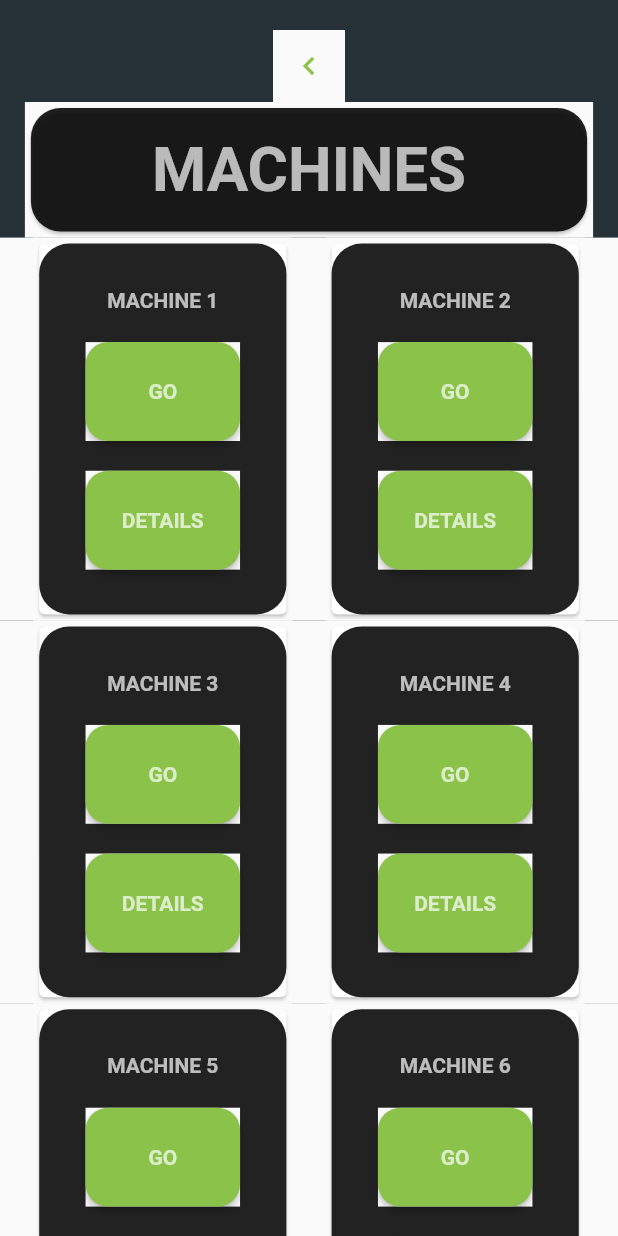
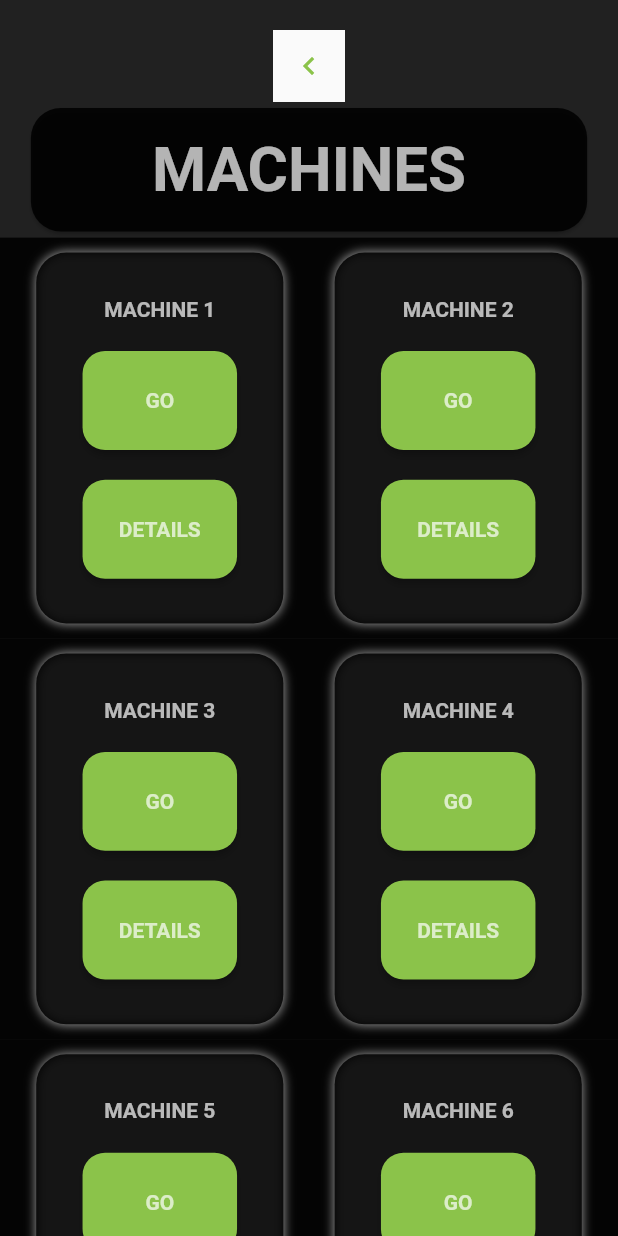
Before and after one commit to krishnasd1007/machines, a Flutter app: the screen it shows after launch, on a phone screen of 412 x 824 dp. Run offline on Flutter 3.47's test engine with Material 2 defaults, Android fonts, the phone set to English and light mode, and no system bars.

Commit message:
experimental page update

```diff
--- /dev/null
+++ b/lib/exp.dart
@@ -0,0 +1,174 @@
+import 'package:flutter/cupertino.dart';
+import 'package:flutter/material.dart';
+
+
+class Machines extends StatefulWidget {
+  @override
+  _MachinesState createState() => _MachinesState();
+}
+
+class _MachinesState extends State<Machines> {
+  @override
+  Widget build(BuildContext context) {
+    return MaterialApp(
+      home: MachinesPage(),
+    );
+  }
+}
+
+class MachinesPage extends StatefulWidget {
+  @override
+  _MachinesPageState createState() => _MachinesPageState();
+}
+
+class _MachinesPageState extends State<MachinesPage> {
+
+  var hl,hrp,wrp,hrl,wrl,ht,wt,hp,wp;
+
+  Widget button() {
+    return Material(
+      child: IconButton(
+        icon: Icon(Icons.keyboard_arrow_left),
+        color: Colors.lightGreen,
+        splashColor: Colors.red,
+        padding: EdgeInsets.all(10),
+        onPressed: () {},
+      ),
+    );
+  }
+
+  Widget raisebutton(st,hr,wr) {
+    return Container(
+        height: hr,
+        width: wr,
+        decoration: BoxDecoration(
+          borderRadius: BorderRadius.all(Radius.circular(15.0)),
+        ),
+        child: RaisedButton(
+          onPressed: () {},
+          child: Text(st, style: TextStyle(
+            color: Colors.white70,
+            fontWeight: FontWeight.bold,
+          ),),
+          color: Colors.lightGreen,
+          shape: RoundedRectangleBorder(
+            borderRadius: BorderRadius.all(Radius.circular(15.0)),
+          ),
+        ),
+    );
+  }
+
+  Widget machine(s,h,w,hr,wr) {
+    // return
+    // Material(
+      // child: Card(
+        return Container(
+          padding: EdgeInsets.all(10.0),
+          margin: EdgeInsets.all(10.0),
+          height: h,
+          width: w,
+          decoration: BoxDecoration(
+            borderRadius: BorderRadius.all(Radius.circular(20.0)),
+            color: Colors.black87,
+            boxShadow: [BoxShadow(color: Colors.grey,blurRadius: 5.0,),]
+          ),
+          child: Column(
+            mainAxisAlignment: MainAxisAlignment.spaceEvenly,
+            children: <Widget>[
+              Text(s, style: TextStyle(
+                color: Colors.white70,
+                fontWeight: FontWeight.bold,
+              ),),
+              raisebutton('GO',hr,wr),
+              raisebutton('DETAILS',hr,wr),
+            ],
+          ),
+        // ),
+      // ),
+    );
+  }
+
+  Widget row(m1,m2,h,hr,wr) {
+    return Material(
+      color: Colors.black87,
+      child: Row(
+        mainAxisAlignment: MainAxisAlignment.spaceEvenly,
+        children: <Widget>[
+          machine(m1,h,wp,hr,wr),
+          machine(m2,h,wp,hr,wr),
+        ],
+      ),
+    );
+  }
+
+  Widget appbar(ha,wa) {
+    return Container(
+      child: Card(
+        color: Colors.black87,
+        shape: RoundedRectangleBorder(
+          borderRadius: BorderRadius.all(Radius.circular(20.0))
+        ),
+        child: Container(
+          height: ha,
+          width: wa,
+          child: Center(child: Text('MACHINES', style: TextStyle(
+              color: Colors.white70, fontWeight: FontWeight.bold,fontSize: ht*0.05))),
+        ),
+      ),
+    );
+  }
+
+  Widget portrait(h,ha,wa,hr,wr) {
+    return Material(
+      child: Container(
+        height: ht,
+        width: wt,
+        color: Colors.black87,
+        child: SingleChildScrollView(
+          child: Column(
+            mainAxisAlignment: MainAxisAlignment.spaceEvenly,
+            children: <Widget>[
+              Padding(padding: EdgeInsets.all(10)),
+              button(),
+              appbar(ha, wa),
+              row('MACHINE 1', 'MACHINE 2', h,hr,wr),
+              row('MACHINE 3', 'MACHINE 4', h,hr,wr),
+              row('MACHINE 5', 'MACHINE 6', h,hr,wr),
+              row('MACHINE 7', 'MACHINE 8', h,hr,wr),
+            ],
+          ),
+        ),
+      )
+    );
+  }
+
+  Widget landscape() {
+    return Material(
+      child: portrait(hl,ht*0.2,wt*0.9,hrl,wrl),
+    );
+  }
+
+  @override
+  Widget build(BuildContext context) {
+     ht = MediaQuery.of(context).size.height;
+     wt = MediaQuery.of(context).size.width;
+     hp = 0.3*ht;
+     wp = 0.4*wt;
+     hl = 0.6*ht;
+     hrp = 0.08*ht;
+     wrp = 0.25*wt;
+     hrl = 0.16*ht;
+     wrl = 0.25*wt;
+    return MaterialApp(
+      home: OrientationBuilder(
+        builder: (context,orientation) {
+          if (orientation == Orientation.portrait){
+            return portrait(hp,ht*0.1,wt*0.9,hrp,wrp);
+          }else{
+            return landscape();
+          }
+        },
+      ),
+    );
+  }
+}
--- a/lib/main.dart
+++ b/lib/main.dart
@@ -1,175 +1,176 @@
 import 'package:flutter/cupertino.dart';
 import 'package:flutter/material.dart';
+import 'exp.dart';
 
 void main() {
   runApp(Machines());
 }
 
-class Machines extends StatefulWidget {
-  @override
-  _MachinesState createState() => _MachinesState();
-}
+// class Machines extends StatefulWidget {
+//   @override
+//   _MachinesState createState() => _MachinesState();
+// }
 
-class _MachinesState extends State<Machines> {
-  @override
-  Widget build(BuildContext context) {
-    return MaterialApp(
-      home: MachinesPage(),
-    );
-  }
-}
+// class _MachinesState extends State<Machines> {
+//   @override
+//   Widget build(BuildContext context) {
+//     return MaterialApp(
+//       home: MachinesPage(),
+//     );
+//   }
+// }
 
-class MachinesPage extends StatefulWidget {
-  @override
-  _MachinesPageState createState() => _MachinesPageState();
-}
+// class MachinesPage extends StatefulWidget {
+//   @override
+//   _MachinesPageState createState() => _MachinesPageState();
+// }
 
-class _MachinesPageState extends State<MachinesPage> {
+// class _MachinesPageState extends State<MachinesPage> {
 
-  var hl,hrp,wrp,hrl,wrl,ht,wt,hp,wp;
+//   var hl,hrp,wrp,hrl,wrl,ht,wt,hp,wp;
 
-  Widget button() {
-    return Material(
-      child: IconButton(
-        icon: Icon(Icons.keyboard_arrow_left),
-        color: Colors.lightGreen,
-        splashColor: Colors.red,
-        padding: EdgeInsets.all(10),
-        onPressed: () {},
-      ),
-    );
-  }
+//   Widget button() {
+//     return Material(
+//       child: IconButton(
+//         icon: Icon(Icons.keyboard_arrow_left),
+//         color: Colors.lightGreen,
+//         splashColor: Colors.red,
+//         padding: EdgeInsets.all(10),
+//         onPressed: () {},
+//       ),
+//     );
+//   }
 
-  Widget raisebutton(st,hr,wr) {
-    return Material(
-      child: Container(
-        height: hr,
-        width: wr,
-        decoration: BoxDecoration(
-          borderRadius: BorderRadius.all(Radius.circular(15.0)),
-        ),
-        child: RaisedButton(
-          onPressed: () {},
-          child: Text(st, style: TextStyle(
-            color: Colors.white70,
-            fontWeight: FontWeight.bold,
-          ),),
-          color: Colors.lightGreen,
-          shape: RoundedRectangleBorder(
-            borderRadius: BorderRadius.all(Radius.circular(15.0)),
-          ),
-        ),
-      ),
-    );
-  }
+//   Widget raisebutton(st,hr,wr) {
+//     return Material(
+//       child: Container(
+//         height: hr,
+//         width: wr,
+//         decoration: BoxDecoration(
+//           borderRadius: BorderRadius.all(Radius.circular(15.0)),
+//         ),
+//         child: RaisedButton(
+//           onPressed: () {},
+//           child: Text(st, style: TextStyle(
+//             color: Colors.white70,
+//             fontWeight: FontWeight.bold,
+//           ),),
+//           color: Colors.lightGreen,
+//           shape: RoundedRectangleBorder(
+//             borderRadius: BorderRadius.all(Radius.circular(15.0)),
+//           ),
+//         ),
+//       ),
+//     );
+//   }
 
-  Widget machine(s,h,w,hr,wr) {
-    return Material(
-      child: Card(
-        child: Container(
-          padding: EdgeInsets.all(10.0),
-          height: h,
-          width: w,
-          decoration: BoxDecoration(
-            borderRadius: BorderRadius.all(Radius.circular(20.0)),
-            color: Colors.black87,
-          ),
-          child: Column(
-            mainAxisAlignment: MainAxisAlignment.spaceEvenly,
-            children: <Widget>[
-              Text(s, style: TextStyle(
-                color: Colors.white70,
-                fontWeight: FontWeight.bold,
-              ),),
-              raisebutton('GO',hr,wr),
-              raisebutton('DETAILS',hr,wr),
-            ],
-          ),
-        ),
-      ),
-    );
-  }
+//   Widget machine(s,h,w,hr,wr) {
+//     return Material(
+//       child: Card(
+//         child: Container(
+//           padding: EdgeInsets.all(10.0),
+//           height: h,
+//           width: w,
+//           decoration: BoxDecoration(
+//             borderRadius: BorderRadius.all(Radius.circular(20.0)),
+//             color: Colors.black87,
+//           ),
+//           child: Column(
+//             mainAxisAlignment: MainAxisAlignment.spaceEvenly,
+//             children: <Widget>[
+//               Text(s, style: TextStyle(
+//                 color: Colors.white70,
+//                 fontWeight: FontWeight.bold,
+//               ),),
+//               raisebutton('GO',hr,wr),
+//               raisebutton('DETAILS',hr,wr),
+//             ],
+//           ),
+//         ),
+//       ),
+//     );
+//   }
 
-  Widget row(m1,m2,h,hr,wr) {
-    return Material(
-      child: Row(
-        mainAxisAlignment: MainAxisAlignment.spaceEvenly,
-        children: <Widget>[
-          machine(m1,h,wp,hr,wr),
-          machine(m2,h,wp,hr,wr),
-        ],
-      ),
-    );
-  }
+//   Widget row(m1,m2,h,hr,wr) {
+//     return Material(
+//       child: Row(
+//         mainAxisAlignment: MainAxisAlignment.spaceEvenly,
+//         children: <Widget>[
+//           machine(m1,h,wp,hr,wr),
+//           machine(m2,h,wp,hr,wr),
+//         ],
+//       ),
+//     );
+//   }
 
-  Widget appbar(ha,wa) {
-    return Material(
-      child: Card(
-        color: Colors.black87,
-        shape: RoundedRectangleBorder(
-          borderRadius: BorderRadius.all(Radius.circular(20.0))
-        ),
-        child: Container(
-          height: ha,
-          width: wa,
-          child: Center(child: Text('MACHINES', style: TextStyle(
-              color: Colors.white70, fontWeight: FontWeight.bold,fontSize: ht*0.05))),
-        ),
-      ),
-    );
-  }
+//   Widget appbar(ha,wa) {
+//     return Material(
+//       child: Card(
+//         color: Colors.black87,
+//         shape: RoundedRectangleBorder(
+//           borderRadius: BorderRadius.all(Radius.circular(20.0))
+//         ),
+//         child: Container(
+//           height: ha,
+//           width: wa,
+//           child: Center(child: Text('MACHINES', style: TextStyle(
+//               color: Colors.white70, fontWeight: FontWeight.bold,fontSize: ht*0.05))),
+//         ),
+//       ),
+//     );
+//   }
 
-  Widget portrait(h,ha,wa,hr,wr) {
-    return Material(
-      child: Container(
-        height: ht,
-        width: wt,
-        color: Colors.blueGrey[900],
-        child: SingleChildScrollView(
-          child: Column(
-            mainAxisAlignment: MainAxisAlignment.spaceEvenly,
-            children: <Widget>[
-              Padding(padding: EdgeInsets.all(10)),
-              button(),
-              appbar(ha, wa),
-              row('MACHINE 1', 'MACHINE 2', h,hr,wr),
-              row('MACHINE 3', 'MACHINE 4', h,hr,wr),
-              row('MACHINE 5', 'MACHINE 6', h,hr,wr),
-              row('MACHINE 7', 'MACHINE 8', h,hr,wr),
-            ],
-          ),
-        ),
-      )
-    );
-  }
+//   Widget portrait(h,ha,wa,hr,wr) {
+//     return Material(
+//       child: Container(
+//         height: ht,
+//         width: wt,
+//         color: Colors.blueGrey[900],
+//         child: SingleChildScrollView(
+//           child: Column(
+//             mainAxisAlignment: MainAxisAlignment.spaceEvenly,
+//             children: <Widget>[
+//               Padding(padding: EdgeInsets.all(10)),
+//               button(),
+//               appbar(ha, wa),
+//               row('MACHINE 1', 'MACHINE 2', h,hr,wr),
+//               row('MACHINE 3', 'MACHINE 4', h,hr,wr),
+//               row('MACHINE 5', 'MACHINE 6', h,hr,wr),
+//               row('MACHINE 7', 'MACHINE 8', h,hr,wr),
+//             ],
+//           ),
+//         ),
+//       )
+//     );
+//   }
 
-  Widget landscape() {
-    return Material(
-      child: portrait(hl,ht*0.2,wt*0.9,hrl,wrl),
-    );
-  }
+//   Widget landscape() {
+//     return Material(
+//       child: portrait(hl,ht*0.2,wt*0.9,hrl,wrl),
+//     );
+//   }
 
-  @override
-  Widget build(BuildContext context) {
-     ht = MediaQuery.of(context).size.height;
-     wt = MediaQuery.of(context).size.width;
-     hp = 0.3*ht;
-     wp = 0.4*wt;
-     hl = 0.6*ht;
-     hrp = 0.08*ht;
-     wrp = 0.25*wt;
-     hrl = 0.16*ht;
-     wrl = 0.25*wt;
-    return MaterialApp(
-      home: OrientationBuilder(
-        builder: (context,orientation) {
-          if (orientation == Orientation.portrait){
-            return portrait(hp,ht*0.1,wt*0.9,hrp,wrp);
-          }else{
-            return landscape();
-          }
-        },
-      ),
-    );
-  }
-}
+//   @override
+//   Widget build(BuildContext context) {
+//      ht = MediaQuery.of(context).size.height;
+//      wt = MediaQuery.of(context).size.width;
+//      hp = 0.3*ht;
+//      wp = 0.4*wt;
+//      hl = 0.6*ht;
+//      hrp = 0.08*ht;
+//      wrp = 0.25*wt;
+//      hrl = 0.16*ht;
+//      wrl = 0.25*wt;
+//     return MaterialApp(
+//       home: OrientationBuilder(
+//         builder: (context,orientation) {
+//           if (orientation == Orientation.portrait){
+//             return portrait(hp,ht*0.1,wt*0.9,hrp,wrp);
+//           }else{
+//             return landscape();
+//           }
+//         },
+//       ),
+//     );
+//   }
+// }
```
Also changed, not shown: pubspec.lock.
